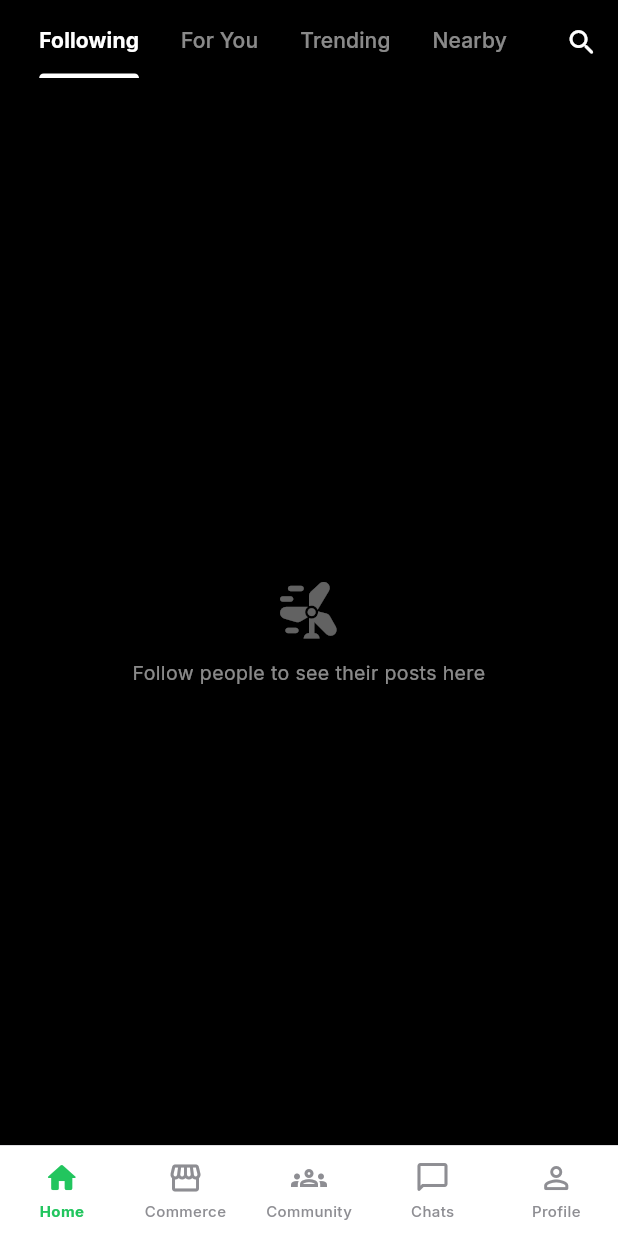
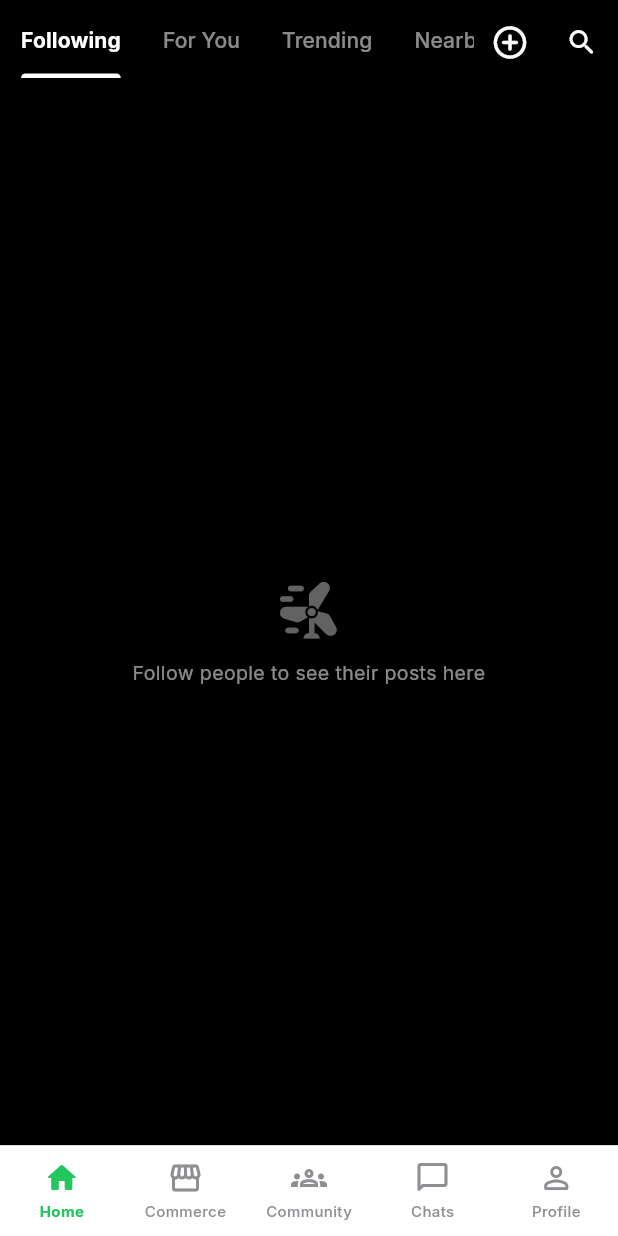
Before and after one commit to vibesbundle-cmyk/markethouse-app, a Flutter app: the Shell screen opened directly, item 2 of the bottom bar chosen, after a tap on "Home", on a phone screen of 412 x 824 dp. Run offline on Flutter 3.47's test engine with Material 3 defaults, Android fonts, the phone set to English and light mode, and no system bars; our stand-ins replace flutter_animate, flutter_contacts, flutter_map, flutter_secure_storage, geolocator, google_fonts and 6 more; missing offline and left inert: photo_manager; accounts and stored records are empty; network calls fail.

Commit message:
feat: header photo upload button, home feed post button + auto-refresh

```diff
--- a/lib/screens/feed.dart
+++ b/lib/screens/feed.dart
@@ -6,6 +6,7 @@ import '../theme/dark.dart';
 import '../services/api.dart';
 import '../services/location_service.dart';
 import '../widgets/post_feed_card.dart';
+import 'profile.dart' show showPostCreator;
 import 'search.dart';
 
 // ── Post categories for tagging + filtering ──────────────────────────────────
@@ -19,10 +20,10 @@ const kPostCategories = [
 class Feed extends StatefulWidget {
   const Feed({super.key});
   @override
-  State<Feed> createState() => _FeedState();
+  State<Feed> createState() => FeedState();
 }
 
-class _FeedState extends State<Feed> with TickerProviderStateMixin {
+class FeedState extends State<Feed> with TickerProviderStateMixin {
   late TabController _tab;
   final _lists = <String, List>{
     'following': [], 'for_you': [], 'trending': [], 'nearby': [],
@@ -34,20 +35,23 @@ class _FeedState extends State<Feed> with TickerProviderStateMixin {
   void initState() {
     super.initState();
     _tab = TabController(length: 4, vsync: this);
-    _tab.addListener(() { if (!_tab.indexIsChanging) _ensureLoaded(_tabKey); });
+    // Always re-fetch the tab you switch to so new posts show up instead of
+    // serving a stale list that never updates until pull-to-refresh.
+    _tab.addListener(() {
+      if (!_tab.indexIsChanging) _load(_tabKey);
+    });
     _load('for_you');   // start with For You (most engaging)
     _load('following'); // also pre-load Following
   }
+
+  /// Refetch whatever tab is currently visible (called from the shell when the
+  /// Home tab is tapped again, so a post made from Profile shows up here).
+  Future<void> reload() => _load(_tabKey);
 
   @override
   void dispose() { _tab.dispose(); super.dispose(); }
 
   String get _tabKey => ['following', 'for_you', 'trending', 'nearby'][_tab.index];
-
-  Future<void> _ensureLoaded(String key) async {
-    if ((_lists[key]!.isNotEmpty || _loading[key] == false)) return;
-    _load(key);
-  }
 
   bool _nearbyNoLocation = false;
 
@@ -106,6 +110,11 @@ class _FeedState extends State<Feed> with TickerProviderStateMixin {
           ],
         ),
         actions: [
+          IconButton(
+            icon: const Icon(Icons.add_circle_outline_rounded, color: Colors.white, size: 26),
+            tooltip: 'Create post',
+            onPressed: () => showPostCreator(context),
+          ),
           IconButton(
             icon: const Icon(Icons.search_rounded, color: Colors.white, size: 22),
             onPressed: () => Navigator.push(context, MaterialPageRoute(builder: (_) => const GlobalSearchScreen())),
--- a/lib/screens/shell.dart
+++ b/lib/screens/shell.dart
@@ -18,6 +18,7 @@ class Shell extends StatefulWidget {
 
 class _ShellState extends State<Shell> {
   int _i = 0;
+  final _feedKey = GlobalKey<FeedState>();
 
   @override
   void initState() {
@@ -31,7 +32,10 @@ class _ShellState extends State<Shell> {
     });
   }
 
-  void _tap(int i) => setState(() => _i = i);
+  void _tap(int i) {
+    if (i == 0) _feedKey.currentState?.reload(); // fresh Home on every tap
+    setState(() => _i = i);
+  }
 
   @override
   Widget build(BuildContext context) {
@@ -41,12 +45,12 @@ class _ShellState extends State<Shell> {
       child: Scaffold(
         body: IndexedStack(
           index: _i,
-          children: const [
-            Feed(),
-            Commerce(),
-            CommunityScreen(),
-            ChatList(),
-            Profile(),
+          children: [
+            Feed(key: _feedKey),
+            const Commerce(),
+            const CommunityScreen(),
+            const ChatList(),
+            const Profile(),
           ],
         ),
         bottomNavigationBar: Container(
```
Also changed, not shown: lib/screens/profile.dart (+37 -17 lines).
